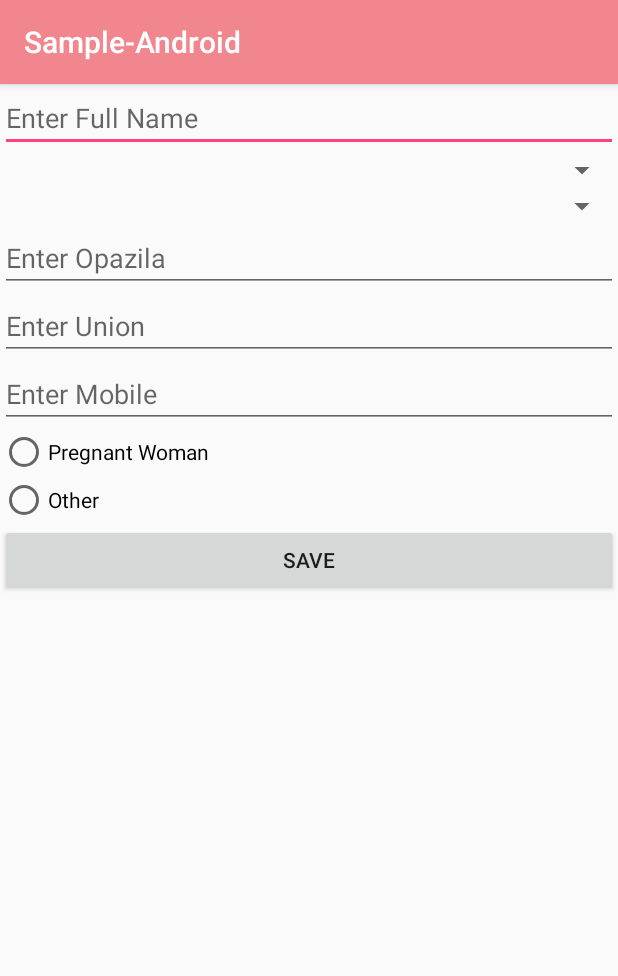
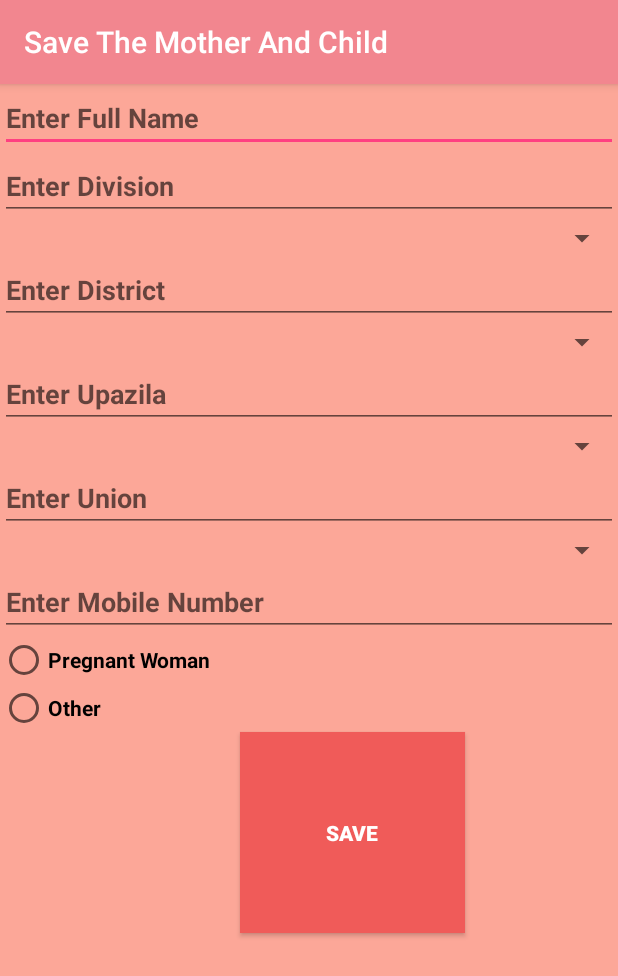
Before and after one commit to ishzahan/sample-android, an Android app: the WomanRegistrationActivity screen opened directly, with no data from a screen before it, on a phone screen of 412 x 824 dp. Shown: the top 976 px of the screen. Run offline under Robolectric (Android 15) with nearby library versions, the phone set to English and light mode, and no system bars; our stand-ins replace ButterKnife.

Commit message:
change designe and add more event at activity_woman_registration

```diff
--- a/app/src/main/res/layout/activity_woman_registration.xml
+++ b/app/src/main/res/layout/activity_woman_registration.xml
@@ -1,113 +1,194 @@
 <?xml version="1.0" encoding="utf-8"?>
 <ScrollView xmlns:android="http://schemas.android.com/apk/res/android"
+    xmlns:tools="http://schemas.android.com/tools"
     android:layout_width="match_parent"
     android:layout_height="match_parent"
     android:fillViewport="true">
   <LinearLayout
       android:orientation="vertical"
       android:layout_width="match_parent"
-    android:layout_height="match_parent">
+      android:layout_height="wrap_content"
+      android:background="#FCA798"
+      android:weightSum="1">
     <EditText
         android:layout_width="match_parent"
         android:layout_height="wrap_content"
-    android:hint="Enter Full Name"
+        android:hint="@string/enter_full_name"
         android:id="@+id/txt_woman_fullname"
-    />
+
+        tools:ignore="HardcodedText"
+        android:textStyle="normal|bold"
+        android:textColor="@android:color/white" />
+
+    <EditText
+        android:layout_width="match_parent"
+        android:layout_height="wrap_content"
+        android:hint="@string/enter_division"
+        android:id="@+id/txt_woman_division"
+        tools:ignore="HardcodedText"
+        android:textStyle="normal|bold"
+        android:textColor="@android:color/white" />
+
     <Spinner
         android:layout_width="match_parent"
         android:layout_height="wrap_content"
         android:id="@+id/spn_woman_division"
-    >
+        android:layout_alignParentRight="true"
+
+        tools:ignore="ObsoleteLayoutParam,RtlHardcoded">
     </Spinner>
+
+    <EditText
+        android:layout_width="match_parent"
+        android:layout_height="wrap_content"
+        android:hint="@string/enter_district"
+        android:id="@+id/txt_woman_district"
+        tools:ignore="HardcodedText"
+        android:textStyle="normal|bold"
+        android:textColor="@android:color/white" />
+
     <Spinner
         android:layout_width="match_parent"
         android:layout_height="wrap_content"
         android:id="@+id/spn_woman_district"
-      >
+        android:layout_alignParentRight="true"
+
+        tools:ignore="ObsoleteLayoutParam,RtlHardcoded">
     </Spinner>
+
     <EditText
         android:layout_width="match_parent"
         android:layout_height="wrap_content"
-      android:hint="Enter Opazila"
-      android:id="@+id/txt_woman_opazila"
-      />
+        android:hint="Enter Upazila"
+        android:id="@+id/txt_woman_upazila"
+        tools:ignore="HardcodedText"
+        android:textStyle="normal|bold"
+        android:textColor="@android:color/white" />
+    <Spinner
+        android:layout_width="match_parent"
+        android:layout_height="wrap_content"
+        android:id="@+id/spn_woman_upazila"
+        android:layout_alignParentRight="true"
+
+        tools:ignore="ObsoleteLayoutParam,RtlHardcoded">
+    </Spinner>
+
     <EditText
         android:layout_width="match_parent"
         android:layout_height="wrap_content"
-      android:hint="Enter Union"
+        android:hint="@string/enter_union"
         android:id="@+id/txt_woman_union"
-      />
+        tools:ignore="HardcodedText"
+        android:textStyle="normal|bold"
+        android:textColor="@android:color/white" />
+    <Spinner
+        android:layout_width="match_parent"
+        android:layout_height="wrap_content"
+        android:id="@+id/spn_woman_union"
+        android:layout_alignParentRight="true"
+
+        tools:ignore="ObsoleteLayoutParam,RtlHardcoded">
+    </Spinner>
+
     <EditText
         android:layout_width="match_parent"
         android:layout_height="wrap_content"
-      android:hint="Enter Mobile"
-      android:id="@+id/txt_woman_mobile"
-      />
+        android:inputType="phone"
+        android:ems="10"
+        android:id="@+id/enter_number"
+        android:hint="@string/enter_mobilnumber"
+        android:textStyle="normal|bold"
+        android:textColor="@android:color/white" />
+
     <RadioButton
         android:layout_width="match_parent"
         android:layout_height="wrap_content"
-      android:text="Pregnant Woman"
+        android:text="@string/pregnant_woman"
         android:id="@+id/radio_woman"
-      />
+        android:textStyle="normal|bold" />
     <LinearLayout
         android:layout_width="match_parent"
         android:layout_height="wrap_content"
         android:orientation="vertical"
         android:id="@+id/layout_woman"
-      >
-    <Button
+        android:weightSum="1">
+
+      <CheckBox
+          android:text="Select Due Date"
           android:layout_width="match_parent"
           android:layout_height="wrap_content"
+          android:id="@+id/checkBox2"
+          tools:ignore="HardcodedText" />
+
+      <CheckBox
           android:text="Select LMP Date"
-        android:id="@+id/btn_woman_lmp_date"
-        />
-    <Button
           android:layout_width="match_parent"
           android:layout_height="wrap_content"
-        android:text="Select Due Date"
-        android:id="@+id/btn_woman_due_date"
-        />
+          android:id="@+id/checkBox3"
+          tools:ignore="HardcodedText" />
+
+      <EditText
+          android:layout_width="349dp"
+          android:layout_height="wrap_content"
+          android:inputType="date"
+          android:ems="10"
+          android:id="@+id/enter_date"
+          android:hint="@string/enter_date"
+          tools:ignore="RtlHardcoded"
+          android:textColor="@android:color/white" />
+
       <EditText
           android:layout_width="match_parent"
           android:layout_height="wrap_content"
           android:hint="Cycle time (days)"
           android:inputType="number"
           android:id="@+id/txt_woman_cycle_time"
-        />
+          tools:ignore="HardcodedText"
+          android:textColor="@android:color/white" />
       <EditText
           android:layout_width="match_parent"
           android:layout_height="wrap_content"
-        android:hint="Ovulation (days)"
+          android:hint="@string/ovulation_days"
           android:inputType="number"
           android:id="@+id/txt_woman_ovulation"
-        />
+          android:textColor="@android:color/white" />
       <EditText
           android:layout_width="match_parent"
           android:layout_height="wrap_content"
           android:hint="Pre Pregnanacy Weight (in kg)"
           android:inputType="number"
           android:id="@+id/txt_woman_prepregnancy"
-        />
+          tools:ignore="HardcodedText"
+          android:textColor="@android:color/white" />
+
       <EditText
           android:layout_width="match_parent"
           android:layout_height="wrap_content"
-        android:hint="Pre Pregnanacy Height (in cm)"
+          android:hint="@string/pre_pregnanacy_height_in_cm"
           android:inputType="number"
           android:id="@+id/txt_woman_prepregnancy_height"
           />
+
     </LinearLayout>
     <RadioButton
         android:layout_width="match_parent"
         android:layout_height="wrap_content"
         android:text="Other"
         android:id="@+id/radio_other"
-      />
+        tools:ignore="HardcodedText"
+        android:textStyle="normal|bold" />
+
     <Button
-      android:layout_width="match_parent"
+        android:layout_width="150dp"
         android:layout_height="wrap_content"
         android:text="Save"
         android:id="@+id/btn_woman_save"
-      />
+        tools:ignore="HardcodedText,InefficientWeight,RtlHardcoded"
+        android:background="#F05B59"
+        android:textColor="@android:color/white"
+        android:textStyle="normal|bold"
+        android:layout_marginLeft="160dp"
+        android:layout_weight="0.30" />
   </LinearLayout>
 
 </ScrollView>
--- a/app/src/main/res/values/strings.xml
+++ b/app/src/main/res/values/strings.xml
@@ -1,7 +1,31 @@
 <resources>
-  <string name="app_name">Sample-Android</string>
+  <string name="app_name">Save The Mother And Child</string>
   <string name="welcome_text">Are You Doctor or Pregnent Woman?</string>
   <string name="your_status">Your status</string>
   <string name="doctor">Doctor</string>
   <string name="woman">Woman</string>
+  <string name="enter_full_name">Enter Full Name</string>
+  <string name="enter_union">Enter Union</string>
+  <string name="pregnant_woman">Pregnant Woman</string>
+  <string name="ovulation_days">Ovulation (days)</string>
+  <string name="pre_pregnanacy_height_in_cm">Pre Pregnanacy Height (in cm)</string>
+  <string name="enter_division">Enter Division</string>
+  <string name="enter_district">Enter District</string>
+  <string name="enter_mobilnumber">Enter Mobile Number</string>
+  <string name="seclect_due_date">Seclect Due Date</string>
+  <string name="enter_date">Enter Date(Due or LMP)</string>
+  <string name="date_status">Date Status</string>
+  <string name="others">Others</string>
+  <string name="personal_info">Enter Personal Information</string>
+  <string name="name">Name</string>
+  <string name="your_specialisation">Your Specialisation</string>
+  <string name="enter_your_mobile_number">Enter Your Mobile Number</string>
+  <string name="male">Male</string>
+  <string name="female">Female</string>
+  <string name="affiliations">Enter Affiliations</string>
+  <string name="enter_hospital_name">Enter Hospital Name</string>
+  <string name="enter_hospital_number">Enter Hospital Number</string>
+  <string name="add_more">Add More</string>
+  <string name="save">Save</string>
+  <string name="done">Done</string>
 </resources>
```
Also changed, not shown: app/src/main/res/drawable/doctor_button.PNG (added), app/src/main/res/drawable/user_button.PNG (added). Lines whose indentation alone changed are shown as unchanged.
